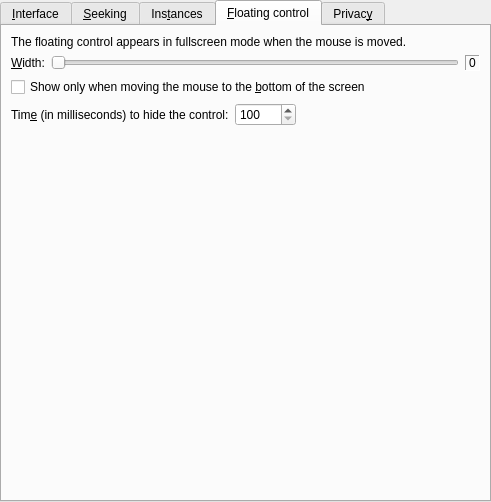
Qt form src/gui/pref/interface.ui (wilbert2000/wzplayer) before a commit.
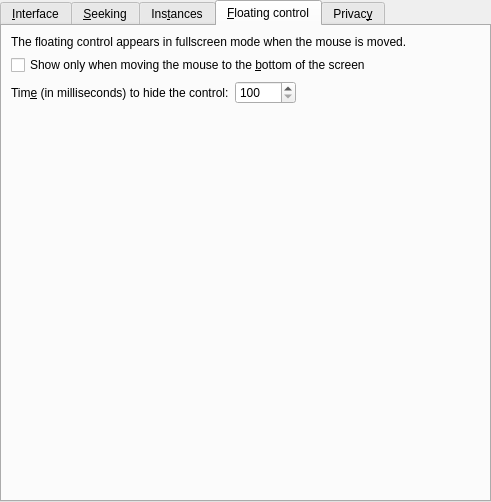
The same form after that commit. The open tabs and pages were chosen to show the change. Custom widgets are drawn as their Qt base class.

Commit message: Make floating toolbars resizable

The edit to the form file:
```diff
--- a/src/gui/pref/interface.ui
+++ b/src/gui/pref/interface.ui
@@ -645,44 +645,7 @@
         </widget>
        </item>
        <item>
-        <layout class="QGridLayout">
-         <item row="0" column="0">
-          <widget class="QLabel" name="label_7">
-           <property name="text">
-            <string>&amp;Width:</string>
-           </property>
-           <property name="buddy">
-            <cstring>floating_width_slider</cstring>
-           </property>
-          </widget>
-         </item>
-         <item row="0" column="1">
-          <widget class="QSlider" name="floating_width_slider">
-           <property name="maximum">
-            <number>100</number>
-           </property>
-           <property name="orientation">
-            <enum>Qt::Horizontal</enum>
-           </property>
-          </widget>
-         </item>
-         <item row="0" column="2">
-          <widget class="QLabel" name="floating_width_label">
-           <property name="frameShape">
-            <enum>QFrame::Panel</enum>
-           </property>
-           <property name="frameShadow">
-            <enum>QFrame::Sunken</enum>
-           </property>
-           <property name="text">
-            <string>0</string>
-           </property>
-          </widget>
-         </item>
-        </layout>
-       </item>
-       <item>
-        <widget class="QCheckBox" name="floating_move_bottom_check">
+        <widget class="QCheckBox" name="floating_activation_area_check">
          <property name="text">
           <string>Show only when moving the mouse to the &amp;bottom of the screen</string>
          </property>
```
Left out of the diff: 22 changed lines with no effect on the pictures. The commit also changes 14 other files.
